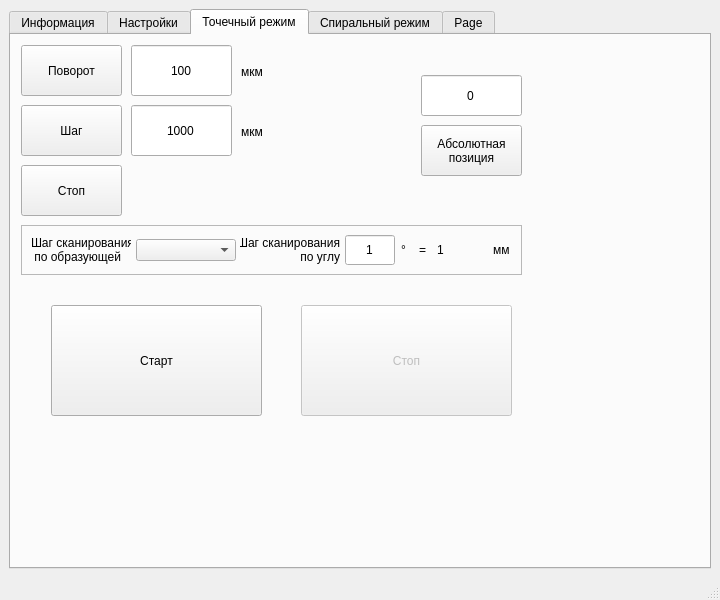
Old version of the form rotor_ui_v1.ui in the repository BuslaySt/Rotor.
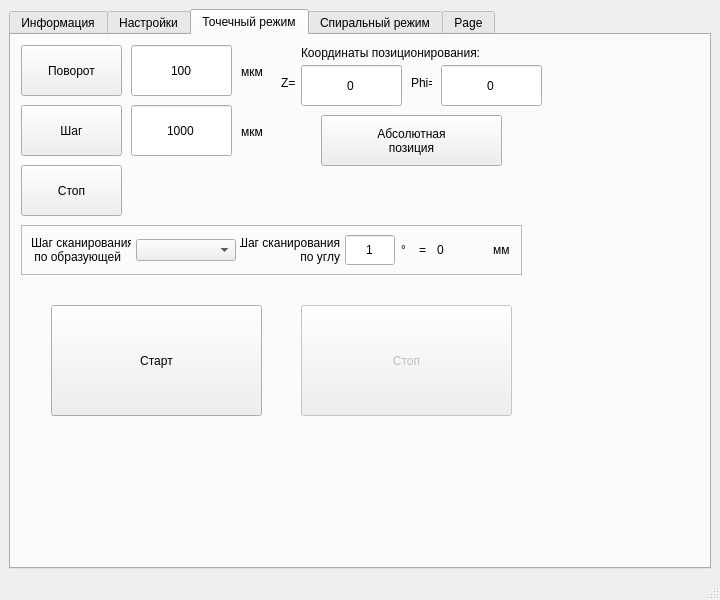
New version of the form. The open tabs and pages were chosen to show the change. Icons and pictures are not drawn.

```diff
--- a/rotor_ui_v1.ui
+++ b/rotor_ui_v1.ui
@@ -870,7 +870,7 @@
             </size>
            </property>
            <property name="text">
-            <string>1</string>
+            <string>0</string>
            </property>
            <property name="alignment">
             <set>Qt::AlignLeading|Qt::AlignLeft|Qt::AlignVCenter</set>
@@ -904,8 +904,8 @@
        <widget class="QLineEdit" name="lEd_Pos">
         <property name="geometry">
          <rect>
-          <x>410</x>
-          <y>40</y>
+          <x>290</x>
+          <y>30</y>
           <width>101</width>
           <height>41</height>
          </rect>
@@ -920,9 +920,9 @@
        <widget class="QPushButton" name="pBtn_Position">
         <property name="geometry">
          <rect>
-          <x>410</x>
-          <y>90</y>
-          <width>101</width>
+          <x>310</x>
+          <y>80</y>
+          <width>181</width>
           <height>51</height>
          </rect>
         </property>
@@ -1005,6 +1005,61 @@
          <string>Стоп</string>
         </property>
        </widget>
+       <widget class="QLineEdit" name="lEd_Pos_PHI">
+        <property name="geometry">
+         <rect>
+          <x>430</x>
+          <y>30</y>
+          <width>101</width>
+          <height>41</height>
+         </rect>
+        </property>
+        <property name="text">
+         <string>0</string>
+        </property>
+        <property name="alignment">
+         <set>Qt::AlignCenter</set>
+        </property>
+       </widget>
+       <widget class="QLabel" name="lbl_coord">
+        <property name="geometry">
+         <rect>
+          <x>290</x>
+          <y>10</y>
+          <width>221</width>
+          <height>16</height>
+         </rect>
+        </property>
+        <property name="text">
+         <string>Координаты позиционирования:</string>
+        </property>
+       </widget>
+       <widget class="QLabel" name="lbl_coord_2">
+        <property name="geometry">
+         <rect>
+          <x>270</x>
+          <y>40</y>
+          <width>21</width>
+          <height>16</height>
+         </rect>
+        </property>
+        <property name="text">
+         <string>Z=</string>
+        </property>
+       </widget>
+       <widget class="QLabel" name="lbl_coord_3">
+        <property name="geometry">
+         <rect>
+          <x>400</x>
+          <y>40</y>
+          <width>21</width>
+          <height>16</height>
+         </rect>
+        </property>
+        <property name="text">
+         <string>Phi=</string>
+        </property>
+       </widget>
       </widget>
       <widget class="QWidget" name="tab4_fast">
        <attribute name="title">
```
Left out of the diff: 8 changed lines with no effect on the pictures.
